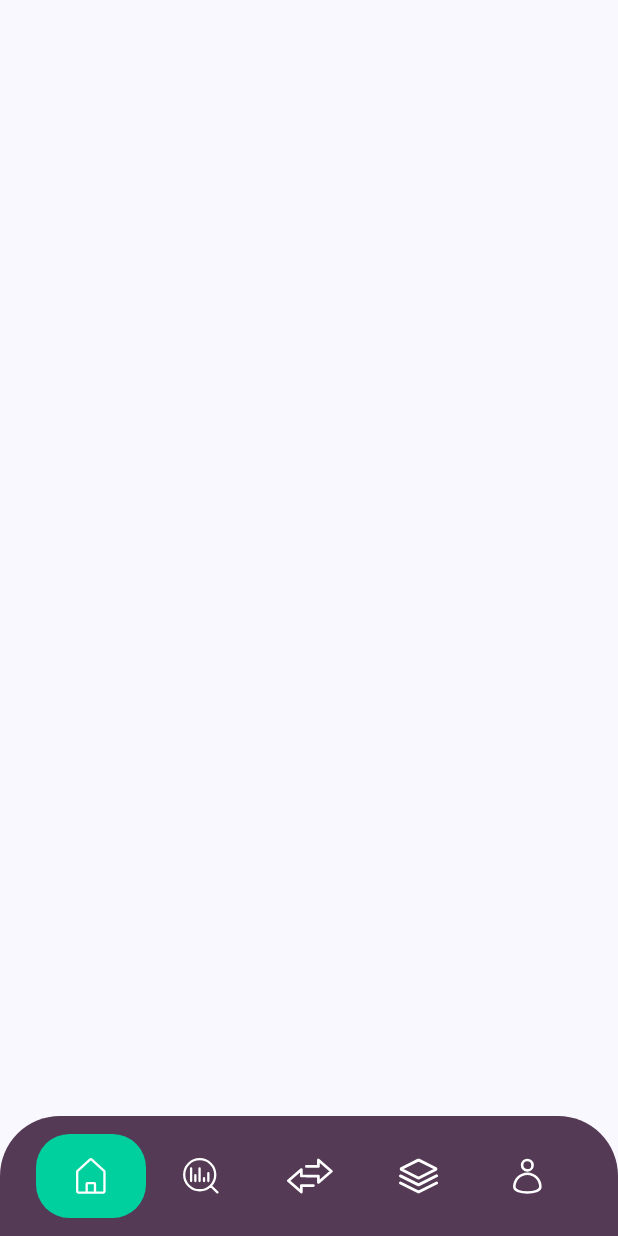
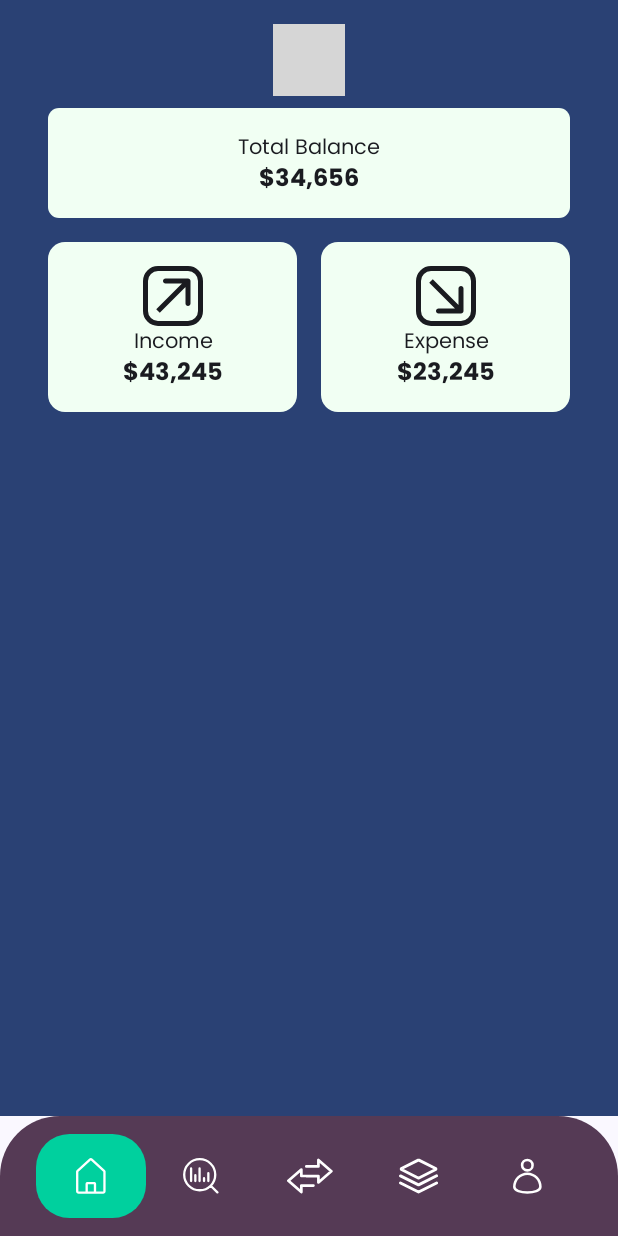
Before and after one commit to shantanu1k/Pennywise, an Android app built with Jetpack Compose: the TransactionScreen screen opened through its navigation route, on a phone screen of 412 x 824 dp. Run offline under Robolectric (Android 15) with nearby library versions, the phone set to English and light mode, and no system bars; 1 statement that could not run was skipped; grey boxes are pictures that could not be loaded.

Commit message:
Update transaction screen

```diff
--- /dev/null
+++ b/app/src/main/java/com/cowday/pennywise/ui/transactions/SubTransactionCard.kt
@@ -0,0 +1,75 @@
+package com.cowday.pennywise.ui.transactions
+
+import androidx.compose.foundation.background
+import androidx.compose.foundation.layout.Box
+import androidx.compose.foundation.layout.Column
+import androidx.compose.foundation.layout.padding
+import androidx.compose.foundation.layout.size
+import androidx.compose.foundation.shape.RoundedCornerShape
+import androidx.compose.material3.Icon
+import androidx.compose.material3.MaterialTheme
+import androidx.compose.material3.Text
+import androidx.compose.runtime.Composable
+import androidx.compose.ui.Alignment
+import androidx.compose.ui.Modifier
+import androidx.compose.ui.draw.clip
+import androidx.compose.ui.res.painterResource
+import androidx.compose.ui.tooling.preview.Preview
+import androidx.compose.ui.unit.dp
+import com.cowday.pennywise.R
+import com.cowday.pennywise.data.TransactionType
+import com.cowday.pennywise.ui.theme.PennywiseTheme
+import com.cowday.pennywise.ui.theme.honeyDew
+
+@Composable
+fun SubTransactionCard(
+    transactionType: TransactionType,
+    amount: String,
+    modifier: Modifier = Modifier,
+) {
+    val icon = if (transactionType == TransactionType.INCOME) {
+        R.drawable.income_monochrome
+    } else {
+        R.drawable.expense_monochrome
+    }
+    Box(
+        modifier = modifier
+            .padding(8.dp)
+            .clip(
+                RoundedCornerShape(percent = 10)
+            )
+            .background(color = honeyDew),
+        contentAlignment = Alignment.Center
+    ) {
+        Column(
+            horizontalAlignment = Alignment.CenterHorizontally,
+            modifier = Modifier.padding(vertical = 16.dp)
+        ) {
+            Icon(
+                modifier = Modifier
+                    .size(40.dp),
+                painter = painterResource(icon),
+                contentDescription = null
+            )
+            Text(
+                text = transactionType.strValue,
+                style = MaterialTheme.typography.bodySmall
+            )
+            Text(
+                text = "$$amount",
+                style = MaterialTheme.typography.titleSmall
+            )
+        }
+    }
+}
+
+@Preview
+@Composable
+private fun SubTransactionCardPreview() {
+    PennywiseTheme {
+        SubTransactionCard(
+            transactionType = TransactionType.INCOME,
+            amount = "43,111"
+        )
+    }
+}
--- /dev/null
+++ b/app/src/main/java/com/cowday/pennywise/ui/transactions/TotalBalanceCard.kt
@@ -0,0 +1,56 @@
+package com.cowday.pennywise.ui.transactions
+
+import androidx.compose.foundation.background
+import androidx.compose.foundation.layout.Box
+import androidx.compose.foundation.layout.Column
+import androidx.compose.foundation.layout.fillMaxWidth
+import androidx.compose.foundation.layout.padding
+import androidx.compose.foundation.shape.RoundedCornerShape
+import androidx.compose.material3.MaterialTheme
+import androidx.compose.material3.Text
+import androidx.compose.runtime.Composable
+import androidx.compose.ui.Alignment
+import androidx.compose.ui.Modifier
+import androidx.compose.ui.draw.clip
+import androidx.compose.ui.tooling.preview.Preview
+import androidx.compose.ui.unit.dp
+import com.cowday.pennywise.ui.theme.PennywiseTheme
+import com.cowday.pennywise.ui.theme.honeyDew
+
+@Composable
+fun TotalBalanceCard(
+    amount: String
+) {
+    Box(
+        modifier = Modifier
+            .padding(8.dp)
+            .clip(
+                RoundedCornerShape(percent = 10)
+            )
+            .fillMaxWidth()
+            .background(color = honeyDew),
+        contentAlignment = Alignment.Center
+    ) {
+        Column(
+            horizontalAlignment = Alignment.CenterHorizontally,
+            modifier = Modifier.padding(vertical = 16.dp)
+        ) {
+            Text(
+                text = "Total Balance",
+                style = MaterialTheme.typography.bodySmall
+            )
+            Text(
+                text = "$$amount",
+                style = MaterialTheme.typography.titleSmall
+            )
+        }
+    }
+}
+
+@Preview
+@Composable
+private fun TotalBalanceCardPreview(modifier: Modifier = Modifier) {
+    PennywiseTheme {
+        TotalBalanceCard("23,756")
+    }
+}
--- a/app/src/main/java/com/cowday/pennywise/ui/transactions/TransactionScreen.kt
+++ b/app/src/main/java/com/cowday/pennywise/ui/transactions/TransactionScreen.kt
@@ -1,10 +1,55 @@
 package com.cowday.pennywise.ui.transactions
 
+import androidx.compose.foundation.background
+import androidx.compose.foundation.layout.Column
+import androidx.compose.foundation.layout.Row
+import androidx.compose.foundation.layout.fillMaxSize
+import androidx.compose.foundation.layout.padding
+import androidx.compose.material3.MaterialTheme
 import androidx.compose.runtime.Composable
+import androidx.compose.ui.Alignment
 import androidx.compose.ui.Modifier
+import androidx.compose.ui.platform.LocalContext
+import androidx.compose.ui.tooling.preview.Preview
+import androidx.compose.ui.unit.dp
 import androidx.navigation.NavController
+import com.cowday.pennywise.data.TransactionType
+import com.cowday.pennywise.ui.common.AppBar
+import com.cowday.pennywise.ui.theme.PennywiseTheme
 
 @Composable
 fun TransactionScreen(navController: NavController) {
+    Column(
+        modifier = Modifier
+            .fillMaxSize()
+            .background(color = MaterialTheme.colorScheme.primary)
+            .padding(top = 16.dp)
+            .padding(horizontal = 24.dp),
+        horizontalAlignment = Alignment.CenterHorizontally
+    ) {
+        AppBar("Transactions")
+        TotalBalanceCard("34,656")
+        Row(
+            verticalAlignment = Alignment.CenterVertically
+        ) {
+            SubTransactionCard(
+                transactionType = TransactionType.INCOME,
+                amount = "43,245",
+                modifier = Modifier.weight(1f)
+            )
+            SubTransactionCard(
+                transactionType = TransactionType.EXPENSE,
+                amount = "23,245",
+                modifier = Modifier.weight(1f)
+            )
+        }
+    }
+}
 
+@Preview
+@Composable
+private fun TransactionScreenPreview() {
+    PennywiseTheme {
+        TransactionScreen(NavController(LocalContext.current))
+    }
 }
```
Also changed, not shown: app/src/main/java/com/cowday/pennywise/ui/transactions/TransactionHistory.kt (added, +64 -0 lines).
